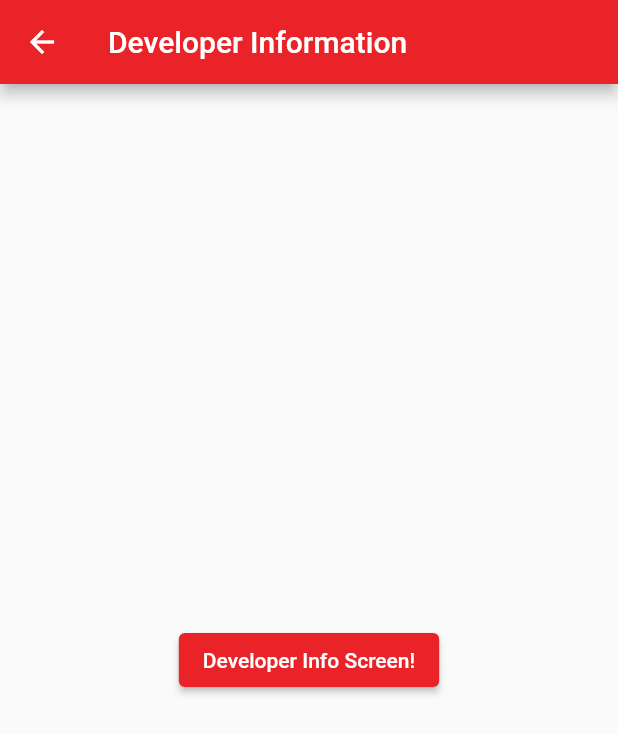
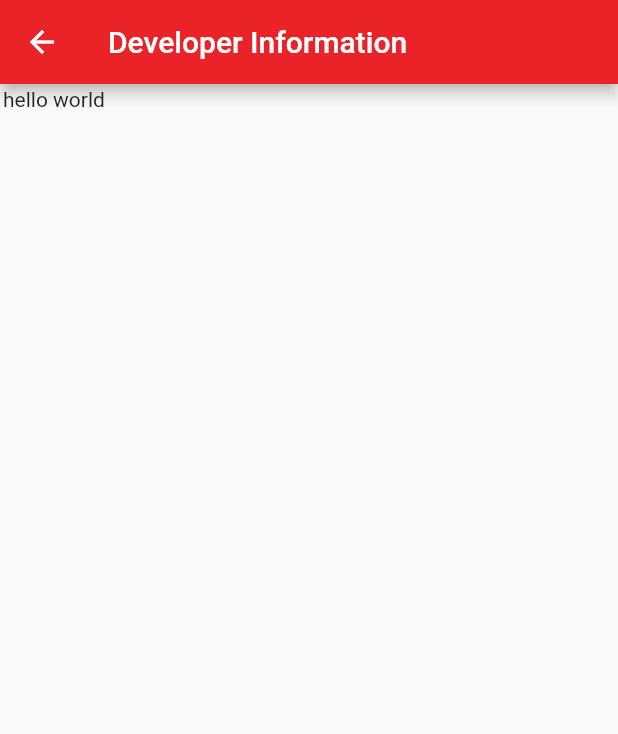
Before and after one commit to couchbase-examples/flutter_cbl_learning_path, a Flutter app: the DeveloperInfoScreen screen opened by its route, on a phone screen of 412 x 824 dp. Shown: the top 734 px of the screen. Run offline on Flutter 3.47's test engine with Material 2 defaults, Android fonts, the phone set to English and light mode, and no system bars; our stand-ins replace bloc, equatable, flutter_bloc, formz; missing offline and left inert: cbl, cbl_flutter; accounts and stored records are empty.

Commit message:
updates for getting dev info on the screen

```diff
--- a/src/lib/features/database/database_provider.dart
+++ b/src/lib/features/database/database_provider.dart
@@ -57,6 +57,11 @@ class DatabaseProvider {
       _setupCouchbaseLogging();
     }
   }
+
+  String getInventoryDatabasePath() =>
+      '${cblDatabaseDirectory.path}/$currentInventoryDatabaseName';
+  String getWarehouseDatabasePath() =>
+      '${cblLogsDirectory.path}/$warehouseDatabaseName';
 
   /* setupFileSystem - used to calculate the path to save database and log files on the device */
   Future<void> setupFileSystem() async {
--- a/src/lib/features/developer/bloc/dev_info_bloc.dart
+++ b/src/lib/features/developer/bloc/dev_info_bloc.dart
@@ -0,0 +1,90 @@
+import 'package:bloc/bloc.dart';
+import 'package:flutter/foundation.dart';
+
+import 'package:flutter_cbl_learning_path/features/audit/data/audit_repository.dart';
+import 'package:flutter_cbl_learning_path/features/audit/data/stock_item_repository.dart';
+import 'package:flutter_cbl_learning_path/features/project/data/project_repository.dart';
+import 'package:flutter_cbl_learning_path/features/project/data/warehouse_repository.dart';
+import 'package:flutter_cbl_learning_path/features/router/route.dart';
+
+import '../models/dev_info.dart';
+import './dev_info_event.dart';
+import './dev_info_state.dart';
+
+class DevInfoBloc extends Bloc<DevInfoEvent, DevInfoState> {
+  final FakeAuthenticationService _authenticationService;
+  final ProjectRepository _projectRepository;
+  final AuditRepository _auditRepository;
+  final WarehouseRepository _warehouseRepository;
+  final StockItemRepository _stockItemRepository;
+
+  DevInfoBloc({
+    required FakeAuthenticationService authenticationService,
+    required ProjectRepository projectRepository,
+    required AuditRepository auditRepository,
+    required WarehouseRepository warehouseRepository,
+    required StockItemRepository stockItemRepository,
+  })  : _authenticationService = authenticationService,
+        _projectRepository = projectRepository,
+        _auditRepository = auditRepository,
+        _warehouseRepository = warehouseRepository,
+        _stockItemRepository = stockItemRepository,
+        super(const DevInfoState(status: DevInfoStatus.uninitialized)) {
+    on<DevInfoGetData>(_initialize);
+  }
+
+  Future<void> _initialize(
+      DevInfoEvent event, Emitter<DevInfoState> emit) async {
+    try {
+      //start loading data into collection
+      var state = const DevInfoState(status: DevInfoStatus.loading);
+      emit(state);
+      List<DeveloperInfo> items = [];
+      //get user
+      var user = await _authenticationService.getCurrentUser();
+      if (user != null) {
+        //get counters
+        var projectCounter = await _projectRepository.count();
+        var auditCounter = await _auditRepository.count();
+        var warehouseCounter = await _warehouseRepository.count();
+        var stockItemCounter = await _stockItemRepository.count();
+
+        //get database information
+        var inventoryName = _projectRepository.getDatabaseName();
+        var inventoryPath = _projectRepository.getDatabasePath();
+        var warehouseName = _warehouseRepository.getDatabaseName();
+        var warehousePath = _warehouseRepository.getDatabasePath();
+
+        items.add(DeveloperInfo(
+            title: 'Inventory Database Path', details: inventoryPath));
+        items.add(DeveloperInfo(
+            title: 'Inventory Database Name', details: inventoryName));
+        items.add(DeveloperInfo(
+            title: 'Project Document Count',
+            details: projectCounter.toString()));
+        items.add(DeveloperInfo(
+            title: 'Audit Document Count', details: auditCounter.toString()));
+        items.add(DeveloperInfo(
+            title: 'Warehouse Database Path', details: warehousePath));
+        items.add(DeveloperInfo(
+            title: 'Warehouse Database Name', details: warehouseName));
+        items.add(DeveloperInfo(
+            title: 'Warehouse Document Count',
+            details: warehouseCounter.toString()));
+        items.add(DeveloperInfo(
+            title: 'Stock Item Document Count',
+            details: stockItemCounter.toString()));
+        var success = state.copyWith(DevInfoStatus.success, items, user, '');
+        emit(success);
+      } else {
+        var error = state.copyWith(
+            DevInfoStatus.fail, null, null, 'Error: could not get user');
+        emit(error);
+      }
+    } catch (e) {
+      var error = state.copyWith(DevInfoStatus.fail, null, null, e.toString());
+      emit(error);
+      debugPrint(e.toString());
+    }
+  }
+}
--- a/src/lib/features/developer/bloc/dev_info_event.dart
+++ b/src/lib/features/developer/bloc/dev_info_event.dart
@@ -0,0 +1,13 @@
+import 'package:equatable/equatable.dart';
+
+abstract class DevInfoEvent extends Equatable {
+  const DevInfoEvent([List props = const []]) : super();
+}
+
+class DevInfoGetData extends DevInfoEvent {
+  @override
+  String toString() => "DevInfoGetData";
+
+  @override
+  List<Object> get props => [];
+}
--- a/src/lib/features/developer/bloc/dev_info_state.dart
+++ b/src/lib/features/developer/bloc/dev_info_state.dart
@@ -0,0 +1,35 @@
+import 'package:equatable/equatable.dart';
+
+import 'package:flutter_cbl_learning_path/features/login/login.dart';
+import '../models/dev_info.dart';
+
+enum DevInfoStatus { uninitialized, success, fail, loading }
+
+class DevInfoState extends Equatable {
+  const DevInfoState(
+      {this.status = DevInfoStatus.uninitialized,
+      this.items = const [],
+      this.user = const User(username: '', password: '', team: ''),
+      this.error = ''});
+
+  final List<DeveloperInfo> items;
+  final User user;
+  final DevInfoStatus status;
+  final String error;
+
+  DevInfoState copyWith(DevInfoStatus? status, List<DeveloperInfo>? items,
+      User? user, String? error) {
+    return DevInfoState(
+        status: status ?? this.status,
+        error: error ?? this.error,
+        user: user ?? this.user,
+        items: items ?? this.items);
+  }
+
+  @override
+  List<Object> get props => [items, user, status, error];
+
+  @override
+  String toString() =>
+      'Status:  $status, error: $error, user: $user, items: ${items.length}';
+}
--- /dev/null
+++ b/src/lib/features/developer/developer_info.dart
@@ -0,0 +1,3 @@
+export './bloc/dev_info_bloc.dart';
+export './bloc/dev_info_event.dart';
+export './bloc/dev_info_state.dart';
--- /dev/null
+++ b/src/lib/features/developer/views/developer_info_list.dart
@@ -0,0 +1,22 @@
+import 'package:flutter/material.dart';
+import 'package:flutter_bloc/flutter_bloc.dart';
+import '../developer_info.dart';
+
+class DeveloperInfoWidget extends StatelessWidget {
+  const DeveloperInfoWidget({super.key});
+
+  @override
+  Widget build(BuildContext context) {
+    return BlocListener<DevInfoBloc, DevInfoState>(
+        listener: (context, state) {
+          if (state.status == DevInfoStatus.fail) {
+            ScaffoldMessenger.of(context)
+              ..hideCurrentSnackBar()
+              ..showSnackBar(
+                SnackBar(content: Text(state.error)),
+              );
+          }
+        },
+        child: const Text('hello world'));
+  }
+}
--- a/src/lib/features/developer/views/developer_info_screen.dart
+++ b/src/lib/features/developer/views/developer_info_screen.dart
@@ -1,5 +1,13 @@
 import 'package:flutter/material.dart';
+import 'package:flutter_bloc/flutter_bloc.dart';
+import 'package:flutter_cbl_learning_path/features/audit/data/audit_repository.dart';
+import 'package:flutter_cbl_learning_path/features/audit/data/stock_item_repository.dart';
+import 'package:flutter_cbl_learning_path/features/project/data/project_repository.dart';
+import 'package:flutter_cbl_learning_path/features/project/data/warehouse_repository.dart';
+import 'package:flutter_cbl_learning_path/features/router/service/auth_service.dart';
 import 'package:flutter_cbl_learning_path/widgets/back_navigation.dart';
+import '../developer_info.dart';
+import 'developer_info_list.dart';
 
 class DeveloperInfoScreen extends BackNavigationStatelessWidget {
   const DeveloperInfoScreen({super.key, required super.routerService});
@@ -12,13 +20,24 @@ class DeveloperInfoScreen extends BackNavigationStatelessWidget {
         appBar: AppBar(
           title: const Text('Developer Information'),
         ),
-        body: Center(
-          child: ElevatedButton(
-            onPressed: () {
-              // Navigate back to first screen when tapped.
-            },
-            child: const Text('Developer Info Screen!'),
-          ),
+        body: Padding(
+          padding: const EdgeInsets.all(2),
+          child: BlocProvider(
+              create: (context) {
+                return DevInfoBloc(
+                  authenticationService:
+                      RepositoryProvider.of<FakeAuthenticationService>(context),
+                  projectRepository:
+                      RepositoryProvider.of<ProjectRepository>(context),
+                  warehouseRepository:
+                      RepositoryProvider.of<WarehouseRepository>(context),
+                  auditRepository:
+                      RepositoryProvider.of<AuditRepository>(context),
+                  stockItemRepository:
+                      RepositoryProvider.of<StockItemRepository>(context),
+                )..add(DevInfoGetData());
+              },
+              child: const DeveloperInfoWidget()),
         ),
       ),
     );
--- a/src/lib/features/project/data/project_repository.dart
+++ b/src/lib/features/project/data/project_repository.dart
@@ -31,6 +31,7 @@ class ProjectRepository {
       this._stockItemRepository);
 
   String getDatabaseName() => _databaseProvider.currentInventoryDatabaseName;
+  String getDatabasePath() => _databaseProvider.getInventoryDatabasePath();
 
   Future<int> count() async {
     var count = 0;
--- a/src/lib/features/project/data/warehouse_repository.dart
+++ b/src/lib/features/project/data/warehouse_repository.dart
@@ -16,6 +16,9 @@ class WarehouseRepository {
   final String itemAliasName = 'item';
 
   const WarehouseRepository(this._databaseProvider);
+
+  String getDatabaseName() => _databaseProvider.warehouseDatabaseName;
+  String getDatabasePath() => _databaseProvider.getWarehouseDatabasePath();
 
   Future<int> count() async {
     var count = 0;
```
Also changed, not shown: 1 other file.
